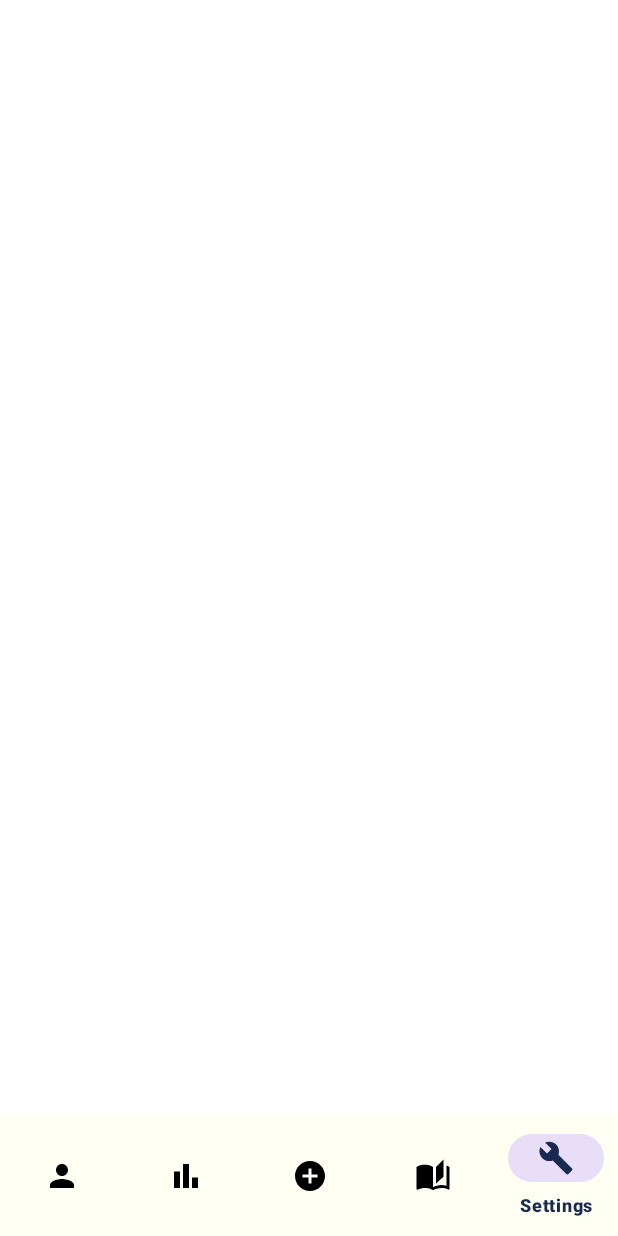
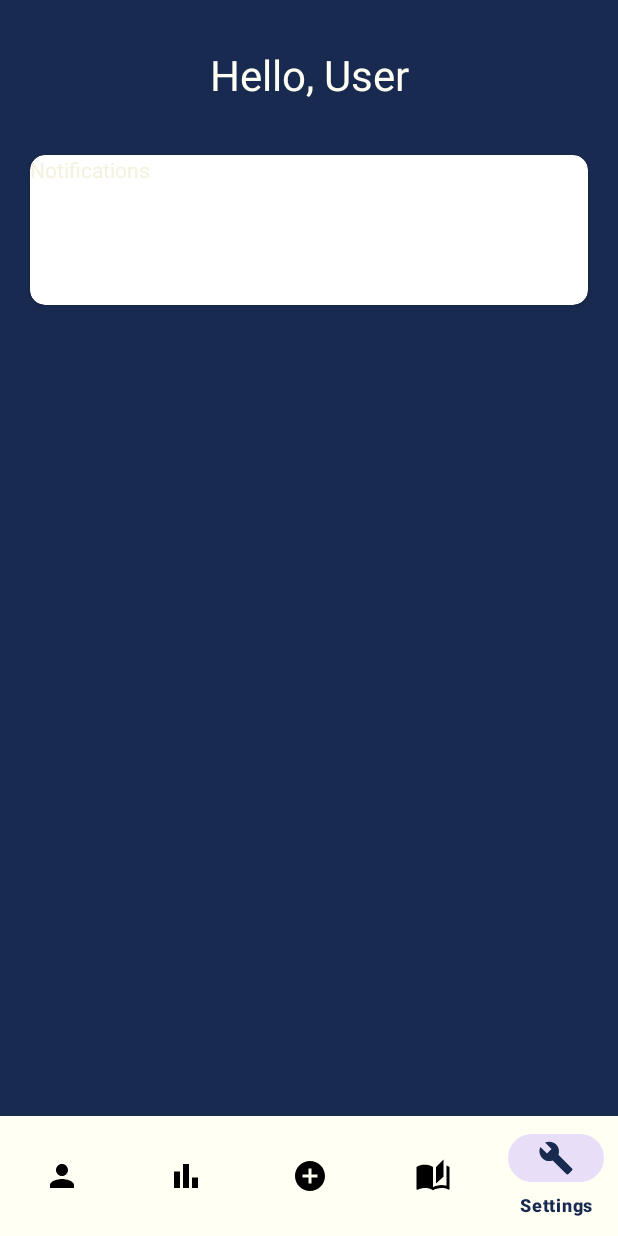
Before and after one commit to simonexlue/QuenchQuest, an Android app: the screen it shows after launch once a user with an empty profile is signed in (MainActivity), item 5 of the bottom bar chosen, on a phone screen of 412 x 824 dp. Run offline under Robolectric (Android 15) with nearby library versions, the phone set to English and light mode, and no system bars; our stand-ins replace Firebase (no records; nobody signed in at launch, a user with empty details on screens opened directly).

Commit message:
Committing to transfer work to different device

```diff
--- a/app/build.gradle
+++ b/app/build.gradle
@@ -56,6 +56,7 @@ dependencies {
     implementation 'androidx.constraintlayout:constraintlayout:2.1.4'
     implementation 'com.google.firebase:firebase-auth:22.3.1'
     implementation 'com.google.firebase:firebase-firestore:24.10.2'
+    implementation "androidx.cardview:cardview:1.0.0"
     testImplementation 'junit:junit:4.13.2'
     androidTestImplementation 'androidx.test.ext:junit:1.1.5'
     androidTestImplementation 'androidx.test.espresso:espresso-core:3.5.1'
--- a/app/src/main/res/layout/fragment_settings.xml
+++ b/app/src/main/res/layout/fragment_settings.xml
@@ -1,6 +1,39 @@
 <?xml version="1.0" encoding="utf-8"?>
-<androidx.constraintlayout.widget.ConstraintLayout xmlns:android="http://schemas.android.com/apk/res/android"
+<LinearLayout xmlns:android="http://schemas.android.com/apk/res/android"
+    xmlns:tools="http://schemas.android.com/tools"
     android:layout_width="match_parent"
-    android:layout_height="match_parent">
+    android:layout_height="match_parent"
+    xmlns:app="http://schemas.android.com/apk/res-auto"
+    android:background="@color/dark_blue"
+    android:orientation="vertical">
 
-</androidx.constraintlayout.widget.ConstraintLayout>
+    <TextView
+        android:id="@+id/textView"
+        android:layout_width="match_parent"
+        android:layout_height="100dp"
+        android:background="@color/dark_blue"
+        android:gravity="center"
+        android:text="Hello, User"
+        android:textColor="@color/ivory"
+        android:textSize="28sp" />
+
+    <androidx.cardview.widget.CardView
+        android:id="@+id/cardViewNotifications"
+        android:layout_width="match_parent"
+        android:layout_height="100dp"
+        android:layout_below="@+id/textView"
+        android:layout_alignParentBottom="true"
+        android:layout_marginTop="3dp"
+        android:layout_marginHorizontal="20dp"
+        app:cardCornerRadius="10dp"
+        android:layout_marginBottom="528dp"
+        android:background="@color/blue">
+
+        <TextView
+            android:id="@+id/textView2"
+            android:layout_width="wrap_content"
+            android:layout_height="wrap_content"
+            android:text="Notifications" />
+    </androidx.cardview.widget.CardView>
+
+</LinearLayout>
```
